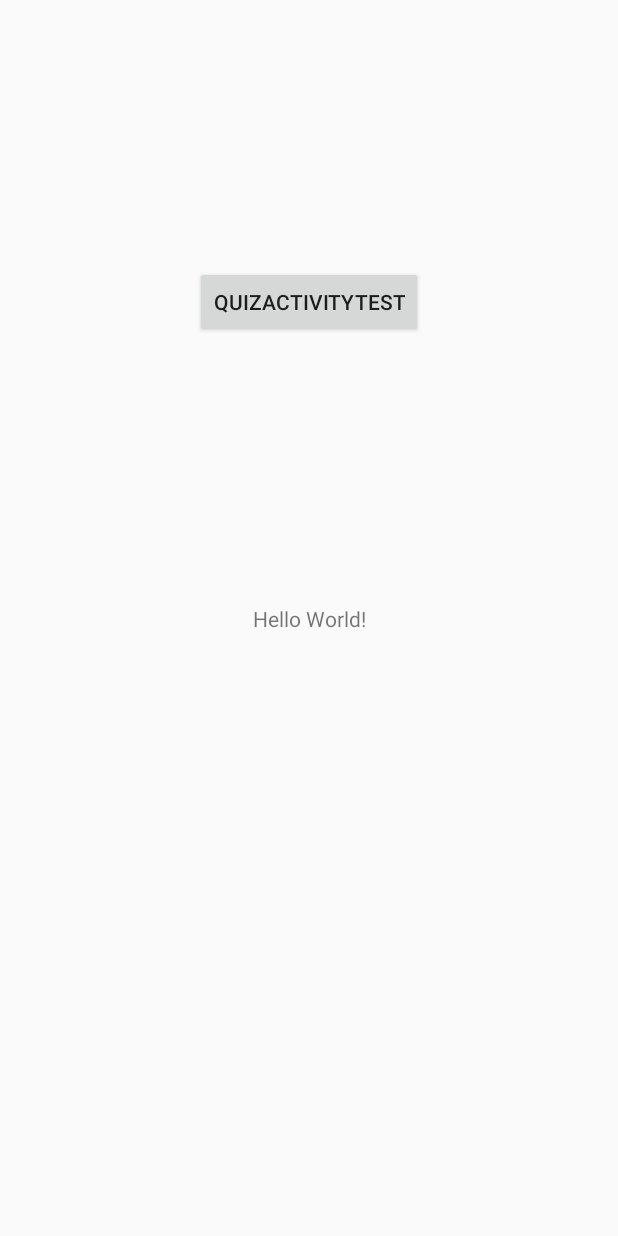
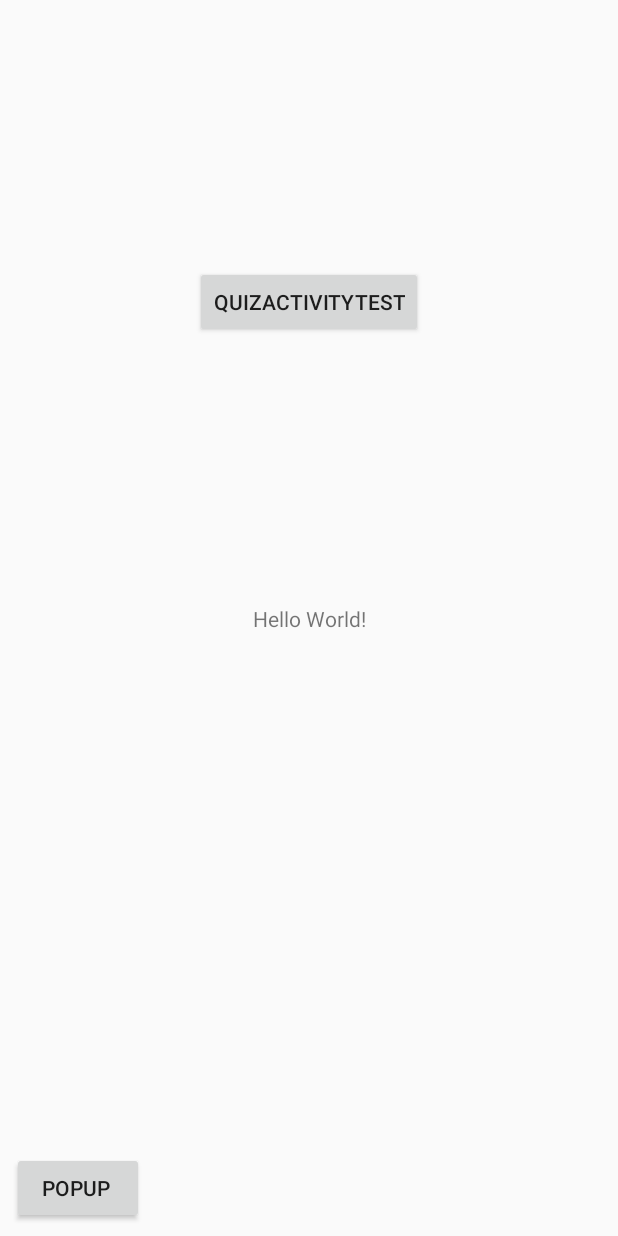
Before and after one commit to Mivezo/ComsciSummativeMVAW, an Android app: the screen it shows after launch (MainActivity), on a phone screen of 412 x 824 dp. Run offline under Robolectric (Android 15) with nearby library versions, the phone set to English and light mode, and no system bars.

Commit message:
Implemented basic popup functionality

```diff
--- a/app/src/main/java/com/comsci/michelaustin/comscisummative/QuizMenuActivity.java
+++ b/app/src/main/java/com/comsci/michelaustin/comscisummative/QuizMenuActivity.java
@@ -22,10 +22,13 @@ public class QuizMenuActivity extends AppCompatActivity {
     private int amountCorrect;//integer needed if there are multiple answers
     private int amountCorrectComparison=0;//integer to compare
 
+
+
     ArrayList answerArray = new ArrayList();
 
 
     private QuestionLibrary mQuestionLibrary = new QuestionLibrary();
+
 
 
 
--- a/app/src/main/res/layout/activity_main.xml
+++ b/app/src/main/res/layout/activity_main.xml
@@ -31,4 +31,16 @@
         app:layout_constraintStart_toStartOf="parent"
         app:layout_constraintTop_toTopOf="parent" />
 
+    <Button
+        android:id="@+id/popupButton"
+        android:onClick="showPopup"
+        android:layout_width="wrap_content"
+        android:layout_height="wrap_content"
+        android:layout_marginBottom="8dp"
+        android:layout_marginStart="8dp"
+        android:text="popup
+"
+        app:layout_constraintBottom_toBottomOf="parent"
+        app:layout_constraintStart_toStartOf="parent" />
+
 </android.support.constraint.ConstraintLayout>
--- a/app/src/main/res/values/colors.xml
+++ b/app/src/main/res/values/colors.xml
@@ -3,4 +3,7 @@
     <color name="colorPrimary">#3F51B5</color>
     <color name="colorPrimaryDark">#303F9F</color>
     <color name="colorAccent">#FF4081</color>
+    <color name="colorDarkGray">#364145</color>
+    <color name="colorWhite">#FFFFFF</color>
+
 </resources>
```
Also changed, not shown: app/src/main/java/com/comsci/michelaustin/comscisummative/MainActivity.java (+31 -1 lines), app/src/main/res/layout/custompopup.xml (added, +53 -0 lines).
